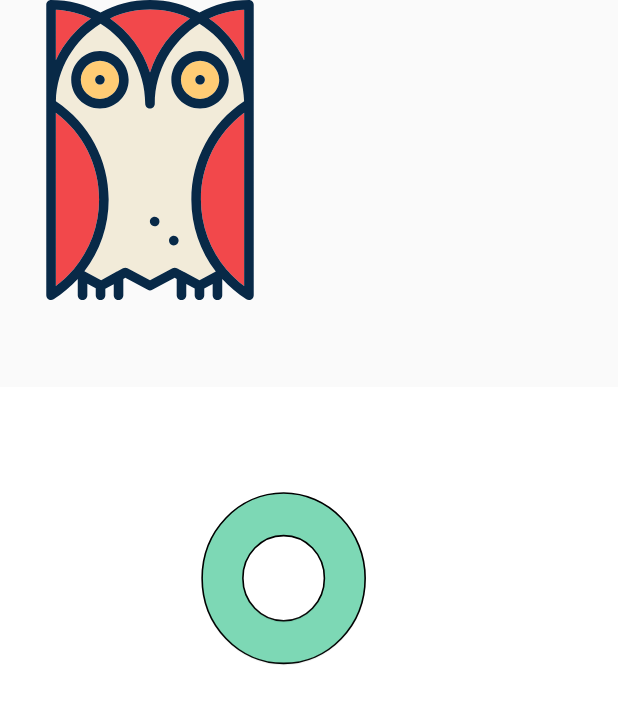
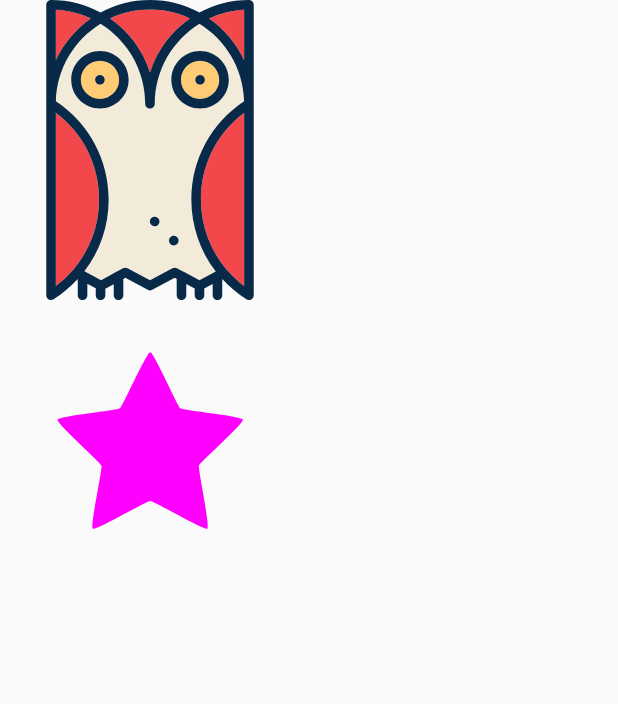
Before and after one commit to LovesdDING/TestMD, an Android app: the TestSVGActivity screen opened directly, with no data from a screen before it, on a phone screen of 412 x 824 dp. Shown: the top 704 px of the screen. Run offline under Robolectric (Android 15) with nearby library versions, the phone set to English and light mode, and no system bars.

Commit message:
commit 6 SVG 动画2

```diff
--- a/app/src/main/java/patient/yilin/com/testmd/svg/TestSVGActivity.java
+++ b/app/src/main/java/patient/yilin/com/testmd/svg/TestSVGActivity.java
@@ -1,7 +1,11 @@
 package patient.yilin.com.testmd.svg;
 
+import android.graphics.drawable.Animatable;
+import android.graphics.drawable.Drawable;
 import android.support.v7.app.AppCompatActivity;
 import android.os.Bundle;
+import android.view.View;
+import android.widget.ImageView;
 
 import patient.yilin.com.testmd.R;
 
@@ -14,4 +18,11 @@ public class TestSVGActivity extends AppCompatActivity {
     }
 
 
+    public void animStar(View view) {
+        ImageView iv = (ImageView) view;
+        Drawable drawable = iv.getDrawable() ;
+        if(drawable instanceof Animatable){
+            ((Animatable) drawable).start();   //drawable  的启动
+        }
+    }
 }
--- /dev/null
+++ b/app/src/main/res/anim/star_rotate.xml
@@ -0,0 +1,24 @@
+<set xmlns:android="http://schemas.android.com/apk/res/android"
+    android:ordering="sequentially">
+
+    <!--缩放 旋转动画-->
+    <set
+        android:ordering="together">
+        <objectAnimator
+            android:duration="300"
+            android:propertyName="scaleX"
+            android:valueFrom="0.0"
+            android:valueTo="1.0"/>
+        <objectAnimator
+            android:duration="300"
+            android:propertyName="scaleY"
+            android:valueFrom="0.0"
+            android:valueTo="1.0"/>
+    </set>
+    <objectAnimator
+        android:duration="500"
+        android:propertyName="rotation"
+        android:valueFrom="0"
+        android:valueTo="360"/>
+
+</set>
--- /dev/null
+++ b/app/src/main/res/anim/star_shap.xml
@@ -0,0 +1,20 @@
+<set xmlns:android="http://schemas.android.com/apk/res/android"
+    android:shareInterpolator="true"
+    android:interpolator="@android:anim/accelerate_interpolator"
+    android:ordering="sequentially"
+    >
+
+    <!--从什么 变成什么   星星-》勺子 -> 星星-->
+    <objectAnimator
+        android:duration="500"
+        android:propertyName="pathData"
+        android:valueFrom="@string/star_data"
+        android:valueTo="@string/star_lollipop"
+        android:valueType="pathType"/>
+    <objectAnimator
+        android:duration="500"
+        android:propertyName="pathData"
+        android:valueFrom="@string/star_lollipop"
+        android:valueTo="@string/star_data"
+        android:valueType="pathType"/>
+</set>
--- /dev/null
+++ b/app/src/main/res/drawable/animate_vd_star.xml
@@ -0,0 +1,11 @@
+<animated-vector xmlns:android="http://schemas.android.com/apk/res/android"
+    xmlns:tools="http://schemas.android.com/tools"
+    android:drawable="@drawable/vd_star"
+    tools:ignore="NewApi">
+    <target
+        android:name="star_group"
+        android:animation="@anim/star_rotate" />
+    <target
+        android:name="star"
+        android:animation="@anim/star_shap" />
+</animated-vector>
--- /dev/null
+++ b/app/src/main/res/drawable/bird.xml
@@ -0,0 +1,19 @@
+<?xml version="1.0" encoding="utf-8"?>
+<vector xmlns:android="http://schemas.android.com/apk/res/android"
+    android:width="455.731dp"
+    android:height="455.731dp"
+    android:viewportWidth="455.731"
+    android:viewportHeight="455.731">
+
+    <path
+        android:fillColor="#FF00FF"
+        android:pathData="M60.377,337.822
+            c30.33,19.236,66.308,30.368,104.875,30.368c108.349,0,196.18-87.841,196.18-196.18
+            c0-2.705-0.057-5.39-0.161-8.067c3.919-3.084,28.157-22.511,34.098-35c0,0-19.683,8.18-38.947,10.107
+            c-0.038,0-0.085,0.009-0.123,0.009c0,0,0.038-0.019,0.104-0.066c1.775-1.186,26.591-18.079,29.951-38.207
+            c0,0-13.922,7.431-33.415,13.932c-3.227,1.072-6.605,2.126-10.088,3.103c-12.565-13.41-30.425-21.78-50.25-21.78
+            c-38.027,0-68.841,30.805-68.841,68.803c0,5.362,0.617,10.581,1.784,15.592c-5.314-0.218-86.237-4.755-141.289-71.423
+            c0,0-32.902,44.917,19.607,91.105c0,0-15.962-0.636-29.733-8.864c0,0-5.058,54.416,54.407,68.329c0,0-11.701,4.432-30.368,1.272
+            c0,0,10.439,43.968,63.271,48.077c0,0-41.777,37.74-101.081,28.885L60.377,337.822z" />
+    <!--这里要把 路径直接写过来  不能是string/path这种  否则会报错-->
+</vector>
--- /dev/null
+++ b/app/src/main/res/drawable/vd_star.xml
@@ -0,0 +1,29 @@
+<?xml version="1.0" encoding="utf-8"?>
+<vector xmlns:android="http://schemas.android.com/apk/res/android"
+    android:viewportWidth="400"
+    android:viewportHeight="400"
+    android:width="300px"
+    android:height="300px">
+
+    <group android:name="star_group"
+        android:pivotX="200"
+        android:pivotY="200"
+        android:scaleX="1.0"
+        android:scaleY="1.0">
+
+        <path
+            android:name="star"
+            android:fillColor="#FF00FF"
+            android:pathData="M 200.30535,69.729172
+            C 205.21044,69.729172 236.50709,141.52218 240.4754,144.40532
+            C 244.4437,147.28846 322.39411,154.86809 323.90987,159.53312
+            C 325.42562,164.19814 266.81761,216.14828 265.30186,220.81331
+            C 263.7861,225.47833 280.66544,301.9558 276.69714,304.83894
+            C 272.72883,307.72209 205.21044,268.03603 200.30534,268.03603
+            C 195.40025,268.03603 127.88185,307.72208 123.91355,304.83894
+            C 119.94524,301.9558 136.82459,225.47832 135.30883,220.8133
+            C 133.79307,216.14828 75.185066,164.19813 76.700824,159.53311
+            C 78.216581,154.86809 156.16699,147.28846 160.13529,144.40532
+            C 164.1036,141.52218 195.40025,69.729172 200.30535,69.729172 z"/>
+    </group>
+</vector>
--- a/app/src/main/res/layout/activity_test_svg.xml
+++ b/app/src/main/res/layout/activity_test_svg.xml
@@ -13,9 +13,15 @@
         android:src="@drawable/svg_img1"
         />
 
+    <!--<ImageView-->
+        <!--android:layout_width="wrap_content"-->
+        <!--android:layout_height="wrap_content"-->
+        <!--android:src="@drawable/svg_img2"-->
+        <!--/>-->
     <ImageView
-        android:layout_width="wrap_content"
-        android:layout_height="wrap_content"
-        android:src="@drawable/svg_img2"
+        android:onClick="animStar"
+        android:layout_width="200dp"
+        android:layout_height="200dp"
+        android:src="@drawable/animate_vd_star"
         />
 </LinearLayout>
--- a/app/src/main/res/values/strings.xml
+++ b/app/src/main/res/values/strings.xml
@@ -1,4 +1,42 @@
 <resources>
     <string name="app_name">TestMD</string>
     <string name="fab_bahavior">patient.yilin.com.testmd.FabBehavior</string>
+
+    <string name="star_data">
+            M 200.30535,69.729172
+            C 205.21044,69.729172 236.50709,141.52218 240.4754,144.40532
+            C 244.4437,147.28846 322.39411,154.86809 323.90987,159.53312
+            C 325.42562,164.19814 266.81761,216.14828 265.30186,220.81331
+            C 263.7861,225.47833 280.66544,301.9558 276.69714,304.83894
+            C 272.72883,307.72209 205.21044,268.03603 200.30534,268.03603
+            C 195.40025,268.03603 127.88185,307.72208 123.91355,304.83894
+            C 119.94524,301.9558 136.82459,225.47832 135.30883,220.8133
+            C 133.79307,216.14828 75.185066,164.19813 76.700824,159.53311
+            C 78.216581,154.86809 156.16699,147.28846 160.13529,144.40532
+            C 164.1036,141.52218 195.40025,69.729172 200.30535,69.729172 z
+    </string>
+
+    <string name="star_lollipop">
+            M 223.42,133.484
+            C 237.895,98.1973 280.378,100.58 295.49,133.484
+            C 302.176,148.044 293.576,165.914 270.253,183.357
+            C 264.16,187.914 268.606,245.136 268.606,248.852
+            C 268.606,256.589 268.606,295.171 268.606,302.907
+            C 268.606,322.848 268.606,329.725 268.606,339.649
+            C 268.606,347.385 255.048,349.681 255.048,339.649
+            C 255.048,331.913 255.361,310.637 255.048,302.907
+            C 254.579,291.371 255.048,256.788 255.048,249.052
+            C 255.048,238.561 254.706,187.75 248.302,183.489
+            C 221.536,165.677 218.848,144.628 223.42,133.484 z
+    </string>
+    <string name="bird_path">
+            M60.377,337.822
+            c30.33,19.236,66.308,30.368,104.875,30.368c108.349,0,196.18-87.841,196.18-196.18
+            c0-2.705-0.057-5.39-0.161-8.067c3.919-3.084,28.157-22.511,34.098-35c0,0-19.683,8.18-38.947,10.107
+            c-0.038,0-0.085,0.009-0.123,0.009c0,0,0.038-0.019,0.104-0.066c1.775-1.186,26.591-18.079,29.951-38.207
+            c0,0-13.922,7.431-33.415,13.932c-3.227,1.072-6.605,2.126-10.088,3.103c-12.565-13.41-30.425-21.78-50.25-21.78
+            c-38.027,0-68.841,30.805-68.841,68.803c0,5.362,0.617,10.581,1.784,15.592c-5.314-0.218-86.237-4.755-141.289-71.423
+            c0,0-32.902,44.917,19.607,91.105c0,0-15.962-0.636-29.733-8.864c0,0-5.058,54.416,54.407,68.329c0,0-11.701,4.432-30.368,1.272
+            c0,0,10.439,43.968,63.271,48.077c0,0-41.777,37.74-101.081,28.885L60.377,337.822z
+    </string>
 </resources>
```
